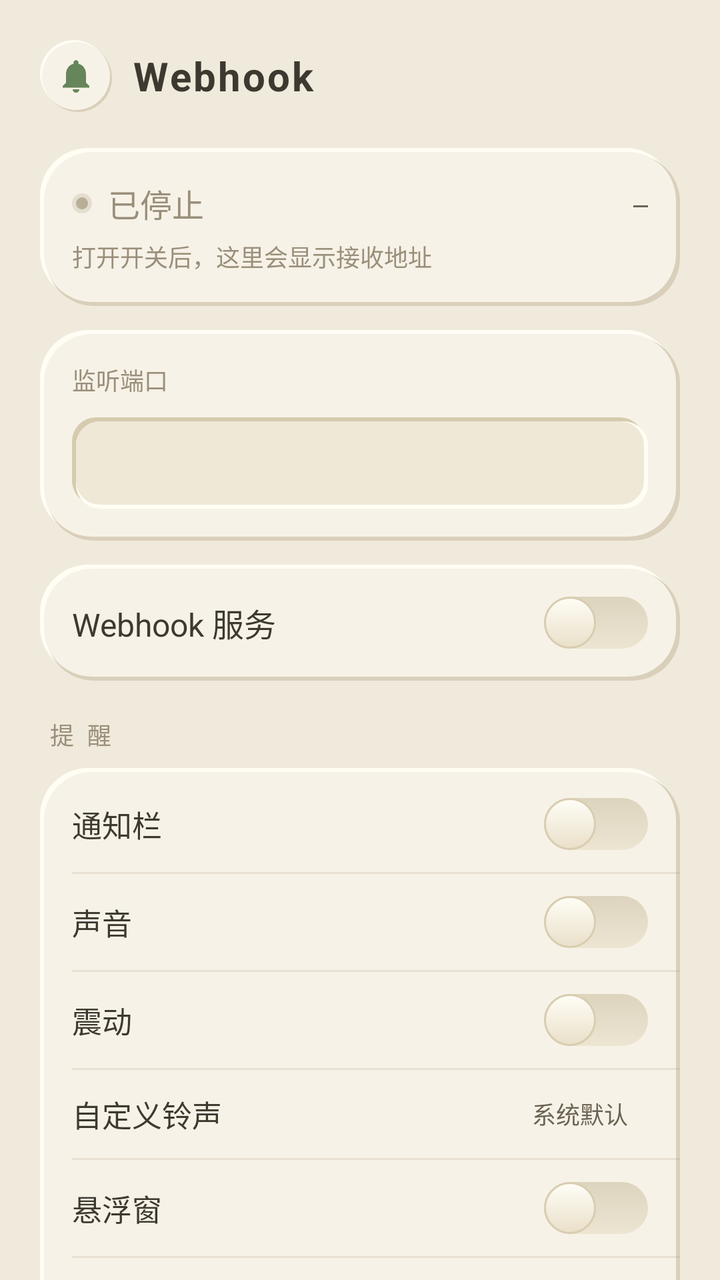
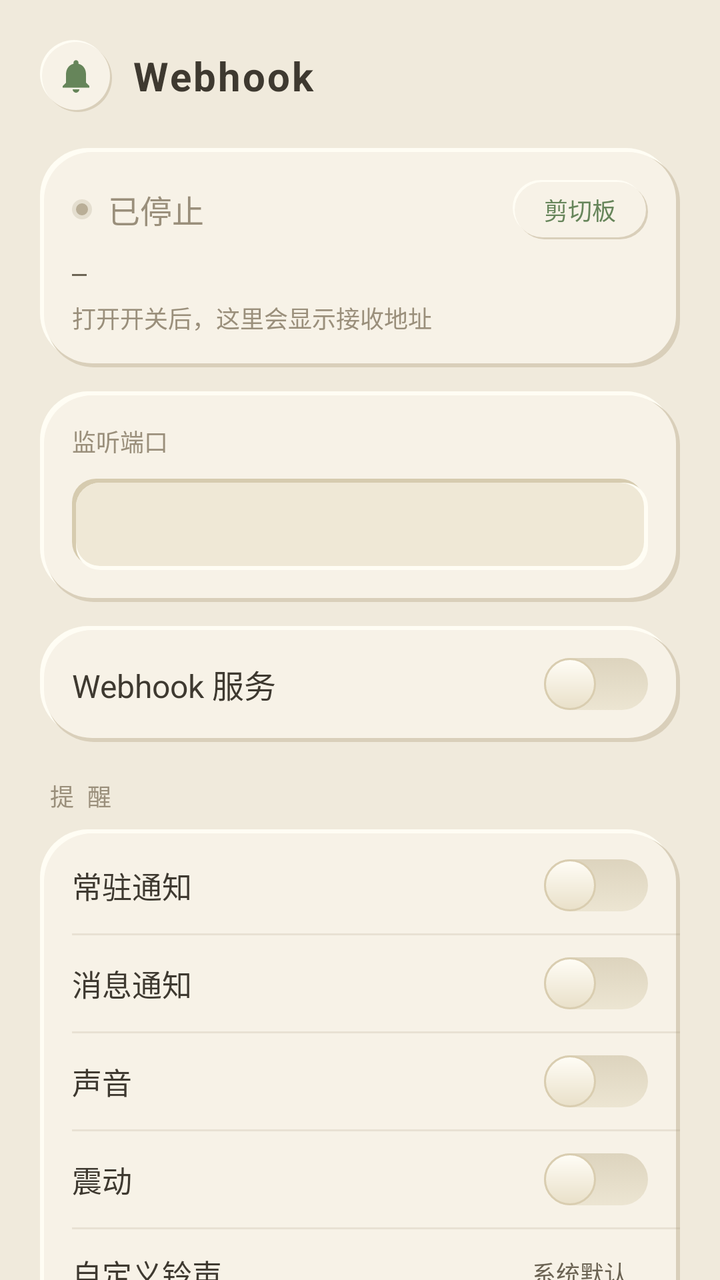

Before-and-after screenshots of an Android layout around one commit, followed by the original layout XML and the change that was made.
<!-- AndroidManifest.xml: application theme AppTheme -->
<!-- res/layout/activity_main.xml -->
<?xml version="1.0" encoding="utf-8"?>
<ScrollView xmlns:android="http://schemas.android.com/apk/res/android"
    android:layout_width="match_parent"
    android:layout_height="match_parent"
    android:fillViewport="true"
    android:scrollbars="none">

    <LinearLayout
        android:layout_width="match_parent"
        android:layout_height="wrap_content"
        android:orientation="vertical"
        android:padding="20dp">

        <LinearLayout
            android:layout_width="match_parent"
            android:layout_height="wrap_content"
            android:orientation="horizontal"
            android:gravity="center_vertical"
            android:paddingBottom="4dp">

            <ImageView
                android:layout_width="36dp"
                android:layout_height="36dp"
                android:background="@drawable/bg_pill"
                android:src="@drawable/ic_notification"
                android:tint="@color/accent_deep"
                android:padding="8dp"/>

            <TextView
                android:layout_width="wrap_content"
                android:layout_height="wrap_content"
                android:layout_marginStart="10dp"
                android:text="Webhook"
                android:textColor="@color/ink"
                android:textSize="20sp"
                android:textStyle="bold"
                android:letterSpacing="0.05"/>
        </LinearLayout>

        <LinearLayout
            android:layout_width="match_parent"
            android:layout_height="wrap_content"
            android:orientation="vertical"
            android:background="@drawable/bg_card"
            android:padding="16dp"
            android:layout_marginTop="14dp">

            <LinearLayout
                android:layout_width="match_parent"
                android:layout_height="wrap_content"
                android:orientation="horizontal"
                android:gravity="center_vertical">

                <View
                    android:id="@+id/led"
                    android:layout_width="10dp"
                    android:layout_height="10dp"
                    android:background="@drawable/led_off"/>

                <TextView
                    android:id="@+id/status"
                    android:layout_width="wrap_content"
                    android:layout_height="wrap_content"
                    android:layout_marginStart="8dp"
                    android:text="已停止"
                    android:textColor="@color/muted"
                    android:textSize="16sp"/>

                <Space
                    android:layout_width="0dp"
                    android:layout_height="1dp"
                    android:layout_weight="1"/>

                <TextView
                    android:id="@+id/badge"
                    android:layout_width="wrap_content"
                    android:layout_height="wrap_content"
                    android:text="—"
                    android:textColor="@color/dark"
                    android:textSize="12sp"
                    android:fontFamily="monospace"/>
            </LinearLayout>

            <TextView
                android:id="@+id/urls"
                android:layout_width="match_parent"
                android:layout_height="wrap_content"
                android:layout_marginTop="6dp"
                android:text="打开开关后，这里会显示接收地址"
                android:textColor="@color/muted"
                android:textSize="12sp"/>
        </LinearLayout>

        <LinearLayout
            android:layout_width="match_parent"
            android:layout_height="wrap_content"
            android:orientation="vertical"
            android:background="@drawable/bg_card"
            android:padding="16dp"
            android:layout_marginTop="12dp">

            <TextView
                android:layout_width="match_parent"
                android:layout_height="wrap_content"
                android:text="监听端口"
                android:textColor="@color/muted"
                android:textSize="12sp"/>

            <EditText
                android:id="@+id/port"
                android:layout_width="match_parent"
                android:layout_height="wrap_content"
                android:layout_marginTop="10dp"
                android:background="@drawable/bg_inset"
                android:padding="12dp"
                android:inputType="number"
                android:maxLength="5"
                android:textSize="16sp"
                android:textColor="@color/ink"/>
        </LinearLayout>

        <LinearLayout
            android:layout_width="match_parent"
            android:layout_height="wrap_content"
            android:orientation="horizontal"
            android:gravity="center_vertical"
            android:background="@drawable/bg_card"
            android:padding="16dp"
            android:layout_marginTop="12dp">

            <TextView
                android:layout_width="0dp"
                android:layout_height="wrap_content"
                android:layout_weight="1"
                android:text="Webhook 服务"
                android:textColor="@color/ink"
                android:textSize="16sp"/>

            <Switch
                android:id="@+id/toggle"
                style="@style/NeoSwitch"
                android:layout_width="wrap_content"
                android:layout_height="wrap_content"/>
        </LinearLayout>

        <TextView
            android:layout_width="wrap_content"
            android:layout_height="wrap_content"
            android:layout_marginTop="18dp"
            android:layout_marginStart="4dp"
            android:text="提 醒"
            android:textColor="@color/muted"
            android:textSize="12sp"
            android:letterSpacing="0.15"/>

        <LinearLayout
            android:layout_width="match_parent"
            android:layout_height="wrap_content"
            android:orientation="vertical"
            android:background="@drawable/bg_card"
            android:paddingTop="4dp"
            android:paddingBottom="4dp"
            android:layout_marginTop="8dp">

            <LinearLayout
                android:layout_width="match_parent"
                android:layout_height="wrap_content"
                android:orientation="horizontal"
                android:gravity="center_vertical"
                android:paddingStart="16dp"
                android:paddingEnd="16dp"
                android:paddingTop="11dp"
                android:paddingBottom="11dp">

                <TextView
                    android:layout_width="0dp"
                    android:layout_height="wrap_content"
                    android:layout_weight="1"
                    android:text="通知栏"
                    android:textColor="@color/ink"
                    android:textSize="15sp"/>

                <Switch
                    android:id="@+id/sw_notify"
                    style="@style/NeoSwitch"
                    android:layout_width="wrap_content"
                    android:layout_height="wrap_content"/>
            </LinearLayout>

            <View
                android:layout_width="match_parent"
                android:layout_height="1dp"
                android:layout_marginStart="16dp"
                android:background="@color/divider"/>

            <LinearLayout
                android:layout_width="match_parent"
                android:layout_height="wrap_content"
                android:orientation="horizontal"
                android:gravity="center_vertical"
                android:paddingStart="16dp"
                android:paddingEnd="16dp"
                android:paddingTop="11dp"
                android:paddingBottom="11dp">

                <TextView
                    android:layout_width="0dp"
                    android:layout_height="wrap_content"
                    android:layout_weight="1"
                    android:text="声音"
                    android:textColor="@color/ink"
                    android:textSize="15sp"/>

                <Switch
                    android:id="@+id/sw_sound"
                    style="@style/NeoSwitch"
                    android:layout_width="wrap_content"
                    android:layout_height="wrap_content"/>
            </LinearLayout>

            <View
                android:layout_width="match_parent"
                android:layout_height="1dp"
                android:layout_marginStart="16dp"
                android:background="@color/divider"/>

            <LinearLayout
                android:layout_width="match_parent"
                android:layout_height="wrap_content"
                android:orientation="horizontal"
                android:gravity="center_vertical"
                android:paddingStart="16dp"
                android:paddingEnd="16dp"
                android:paddingTop="11dp"
                android:paddingBottom="11dp">

                <TextView
                    android:layout_width="0dp"
                    android:layout_height="wrap_content"
                    android:layout_weight="1"
                    android:text="震动"
                    android:textColor="@color/ink"
                    android:textSize="15sp"/>

                <Switch
                    android:id="@+id/sw_vibrate"
                    style="@style/NeoSwitch"
                    android:layout_width="wrap_content"
                    android:layout_height="wrap_content"/>
            </LinearLayout>

            <View
                android:layout_width="match_parent"
                android:layout_height="1dp"
                android:layout_marginStart="16dp"
                android:background="@color/divider"/>

            <LinearLayout
                android:id="@+id/ring_row"
                android:layout_width="match_parent"
                android:layout_height="wrap_content"
                android:orientation="horizontal"
                android:gravity="center_vertical"
                android:paddingStart="16dp"
                android:paddingEnd="16dp"
                android:paddingTop="11dp"
                android:paddingBottom="11dp"
                android:clickable="true"
                android:focusable="true"
                android:foreground="?android:attr/selectableItemBackground">

                <TextView
                    android:layout_width="0dp"
                    android:layout_height="wrap_content"
                    android:layout_weight="1"
                    android:text="自定义铃声"
                    android:textColor="@color/ink"
                    android:textSize="15sp"/>

                <TextView
                    android:id="@+id/ring_val"
                    android:layout_width="wrap_content"
                    android:layout_height="wrap_content"
                    android:layout_marginEnd="10dp"
                    android:text="系统默认"
                    android:textColor="@color/dark"
                    android:textSize="12sp"
                    android:maxLines="1"
                    android:ellipsize="end"
                    android:maxWidth="140dp"/>
            </LinearLayout>

            <View
                android:layout_width="match_parent"
                android:layout_height="1dp"
                android:layout_marginStart="16dp"
                android:background="@color/divider"/>

            <LinearLayout
                android:layout_width="match_parent"
                android:layout_height="wrap_content"
                android:orientation="horizontal"
                android:gravity="center_vertical"
                android:paddingStart="16dp"
                android:paddingEnd="16dp"
                android:paddingTop="11dp"
                android:paddingBottom="11dp">

                <TextView
                    android:layout_width="0dp"
                    android:layout_height="wrap_content"
                    android:layout_weight="1"
                    android:text="悬浮窗"
                    android:textColor="@color/ink"
                    android:textSize="15sp"/>

                <Switch
                    android:id="@+id/sw_float_msg"
                    style="@style/NeoSwitch"
                    android:layout_width="wrap_content"
                    android:layout_height="wrap_content"/>
            </LinearLayout>

            <View
                android:layout_width="match_parent"
                android:layout_height="1dp"
                android:layout_marginStart="16dp"
                android:background="@color/divider"/>

            <LinearLayout
                android:layout_width="match_parent"
                android:layout_height="wrap_content"
                android:orientation="horizontal"
                android:gravity="center_vertical"
                android:paddingStart="16dp"
                android:paddingEnd="16dp"
                android:paddingTop="11dp"
                android:paddingBottom="11dp">

                <TextView
                    android:layout_width="0dp"
                    android:layout_height="wrap_content"
                    android:layout_weight="1"
                    android:text="悬浮球"
                    android:textColor="@color/ink"
                    android:textSize="15sp"/>

                <Switch
                    android:id="@+id/sw_float_ball"
                    style="@style/NeoSwitch"
                    android:layout_width="wrap_content"
                    android:layout_height="wrap_content"/>
            </LinearLayout>

            <View
                android:layout_width="match_parent"
                android:layout_height="1dp"
                android:layout_marginStart="16dp"
                android:background="@color/divider"/>

            <LinearLayout
                android:layout_width="match_parent"
                android:layout_height="wrap_content"
                android:orientation="horizontal"
                android:gravity="center_vertical"
                android:paddingStart="16dp"
                android:paddingEnd="16dp"
                android:paddingTop="11dp"
                android:paddingBottom="11dp">

                <TextView
                    android:layout_width="0dp"
                    android:layout_height="wrap_content"
                    android:layout_weight="1"
                    android:text="语音朗读"
                    android:textColor="@color/ink"
                    android:textSize="15sp"/>

                <Switch
                    android:id="@+id/sw_tts"
                    style="@style/NeoSwitch"
                    android:layout_width="wrap_content"
                    android:layout_height="wrap_content"/>
            </LinearLayout>
        </LinearLayout>

        <TextView
            android:layout_width="wrap_content"
            android:layout_height="wrap_content"
            android:layout_marginTop="18dp"
            android:layout_marginStart="4dp"
            android:text="保 活"
            android:textColor="@color/muted"
            android:textSize="12sp"
            android:letterSpacing="0.15"/>

        <LinearLayout
            android:layout_width="match_parent"
            android:layout_height="wrap_content"
            android:orientation="vertical"
            android:background="@drawable/bg_card"
            android:paddingTop="4dp"
            android:paddingBottom="4dp"
            android:layout_marginTop="8dp">

            <LinearLayout
                android:layout_width="match_parent"
                android:layout_height="wrap_content"
                android:orientation="horizontal"
                android:gravity="center_vertical"
                android:paddingStart="16dp"
                android:paddingEnd="16dp"
                android:paddingTop="11dp"
                android:paddingBottom="11dp">

                <TextView
                    android:layout_width="0dp"
                    android:layout_height="wrap_content"
                    android:layout_weight="1"
                    android:text="开机自启"
                    android:textColor="@color/ink"
                    android:textSize="15sp"/>

                <Switch
                    android:id="@+id/sw_boot"
                    style="@style/NeoSwitch"
                    android:layout_width="wrap_content"
                    android:layout_height="wrap_content"/>
            </LinearLayout>

            <View
                android:layout_width="match_parent"
                android:layout_height="1dp"
                android:layout_marginStart="16dp"
                android:background="@color/divider"/>

            <LinearLayout
                android:layout_width="match_parent"
                android:layout_height="wrap_content"
                android:orientation="horizontal"
                android:gravity="center_vertical"
                android:paddingStart="16dp"
                android:paddingEnd="16dp"
                android:paddingTop="11dp"
                android:paddingBottom="11dp">

                <TextView
                    android:layout_width="0dp"
                    android:layout_height="wrap_content"
                    android:layout_weight="1"
                    android:text="电池优化白名单"
                    android:textColor="@color/ink"
                    android:textSize="15sp"/>

                <TextView
                    android:id="@+id/battery"
                    android:layout_width="wrap_content"
                    android:layout_height="wrap_content"
                    android:background="@drawable/bg_pill"
                    android:paddingStart="14dp"
                    android:paddingEnd="14dp"
                    android:paddingTop="5dp"
                    android:paddingBottom="5dp"
                    android:text="去设置"
                    android:textColor="@color/dark"
                    android:textSize="12sp"
                    android:clickable="true"
                    android:focusable="true"
                    android:foreground="?android:attr/selectableItemBackground"/>
            </LinearLayout>
        </LinearLayout>

        <TextView
            android:layout_width="match_parent"
            android:layout_height="wrap_content"
            android:layout_marginTop="18dp"
            android:text="向 http://手机IP:端口 发送 POST 请求，消息将按上方开关分发到通知栏、声音、悬浮窗、悬浮球与语音朗读。\n\n支持 JSON（自动提取 title / text / message / content 等字段）、表单参数、纯文本。\n\n悬浮窗与悬浮球需在系统设置中授权；部分手机请同时允许「自启动」与「后台运行」。"
            android:textColor="@color/muted"
            android:textSize="12sp"
            android:lineSpacingExtra="4dp"/>
    </LinearLayout>
</ScrollView>
<!-- resources referenced by this layout -->
<resources>
  <color name="accent_deep">#66855A</color>
  <color name="dark">#6B6353</color>
  <color name="divider">#30A6967A</color>
  <color name="ink">#3E3930</color>
  <color name="muted">#9A8F7B</color>
  <!-- drawable bg_card (drawable) -->
  <?xml version="1.0" encoding="utf-8"?>
  <layer-list xmlns:android="http://schemas.android.com/apk/res/android">
      <item android:bottom="3dp" android:right="3dp">
          <shape>
              <corners android:radius="24dp"/>
              <solid android:color="@color/hi"/>
          </shape>
      </item>
      <item android:top="3dp" android:left="3dp">
          <shape>
              <corners android:radius="24dp"/>
              <solid android:color="@color/sh"/>
          </shape>
      </item>
      <item android:top="2dp" android:left="2dp" android:right="2dp" android:bottom="2dp">
          <shape>
              <corners android:radius="24dp"/>
              <solid android:color="@color/card"/>
          </shape>
      </item>
  </layer-list>
  <!-- drawable ic_notification (drawable) -->
  <?xml version="1.0" encoding="utf-8"?>
  <vector xmlns:android="http://schemas.android.com/apk/res/android"
      android:width="24dp" android:height="24dp"
      android:viewportWidth="24" android:viewportHeight="24">
      <path android:fillColor="#FFFFFFFF"
          android:pathData="M12,22c1.1,0 2,-0.9 2,-2h-4c0,1.1 0.9,2 2,2zM18,16v-5c0,-3.07 -1.63,-5.64 -4.5,-6.32v-0.68c0,-0.83 -0.67,-1.5 -1.5,-1.5s-1.5,0.67 -1.5,1.5v0.68C7.64,5.36 6,7.92 6,11v5l-2,2v1h16v-1L18,16z"/>
  </vector>
  <!-- drawable led_off (drawable) -->
  <?xml version="1.0" encoding="utf-8"?>
  <layer-list xmlns:android="http://schemas.android.com/apk/res/android">
      <item>
          <shape android:shape="oval">
              <solid android:color="#4DB9AE97"/>
          </shape>
      </item>
      <item android:top="2dp" android:bottom="2dp" android:left="2dp" android:right="2dp">
          <shape android:shape="oval">
              <solid android:color="#B9AE97"/>
          </shape>
      </item>
  </layer-list>
  <style name="NeoSwitch">
          <item name="android:switchMinWidth">46dp</item>
          <item name="android:thumb">@drawable/switch_thumb</item>
          <item name="android:track">@drawable/switch_track</item>
          <item name="android:thumbOffset">0dp</item>
          <item name="android:showText">false</item>
      </style>
  <style name="AppTheme" parent="@android:style/Theme.Material.Light.NoActionBar">
          <item name="android:windowBackground">@color/bg</item>
          <item name="android:statusBarColor">@color/bg</item>
          <item name="android:navigationBarColor">@color/bg</item>
          <item name="android:windowLightStatusBar">true</item>
      </style>
  <color name="hi">#FFFDF4</color>
  <color name="sh">#D9CFBA</color>
  <color name="card">#F7F2E7</color>
  <color name="recess">#EFE8D6</color>
  <!-- drawable switch_thumb (drawable) -->
  <?xml version="1.0" encoding="utf-8"?>
  <shape xmlns:android="http://schemas.android.com/apk/res/android" android:shape="oval">
      <size android:width="26dp" android:height="26dp"/>
      <gradient android:angle="270" android:startColor="#FFFDF6" android:endColor="#E9E0C9"/>
      <stroke android:width="1dp" android:color="#D9CDB0"/>
  </shape>
  <!-- drawable switch_track (drawable) -->
  <?xml version="1.0" encoding="utf-8"?>
  <selector xmlns:android="http://schemas.android.com/apk/res/android">
      <item android:state_checked="true">
          <shape>
              <size android:width="46dp" android:height="26dp"/>
              <corners android:radius="13dp"/>
              <gradient android:angle="270" android:startColor="#8FAD7E" android:endColor="#67855C"/>
          </shape>
      </item>
      <item>
          <shape>
              <size android:width="46dp" android:height="26dp"/>
              <corners android:radius="13dp"/>
              <gradient android:angle="270" android:startColor="#DDD4BE" android:endColor="#ECE5D2"/>
          </shape>
      </item>
  </selector>
  <color name="bg">#F0EADC</color>
  <!-- unchanged entries left out for length: 2 -->
</resources>

<!-- the commit's change to res/layout/activity_main.xml (unified diff, before → after) -->
@@ -59,27 +59,42 @@
 
                 <TextView
                     android:id="@+id/status"
-                    android:layout_width="wrap_content"
-                    android:layout_height="wrap_content"
+                    android:layout_width="0dp"
+                    android:layout_height="wrap_content"
+                    android:layout_weight="3"
                     android:layout_marginStart="8dp"
                     android:text="已停止"
                     android:textColor="@color/muted"
-                    android:textSize="16sp"/>
-
-                <Space
-                    android:layout_width="0dp"
-                    android:layout_height="1dp"
-                    android:layout_weight="1"/>
-
-                <TextView
-                    android:id="@+id/badge"
-                    android:layout_width="wrap_content"
-                    android:layout_height="wrap_content"
-                    android:text="—"
-                    android:textColor="@color/dark"
+                    android:textSize="16sp"
+                    android:maxLines="1"
+                    android:ellipsize="end"/>
+
+                <TextView
+                    android:id="@+id/clip_btn"
+                    android:layout_width="0dp"
+                    android:layout_height="wrap_content"
+                    android:layout_weight="1"
+                    android:background="@drawable/bg_pill"
+                    android:paddingTop="6dp"
+                    android:paddingBottom="6dp"
+                    android:text="剪切板"
+                    android:gravity="center"
+                    android:textColor="@color/accent_deep"
                     android:textSize="12sp"
-                    android:fontFamily="monospace"/>
-            </LinearLayout>
+                    android:clickable="true"
+                    android:focusable="true"
+                    android:foreground="?android:attr/selectableItemBackground"/>
+            </LinearLayout>
+
+            <TextView
+                android:id="@+id/badge"
+                android:layout_width="wrap_content"
+                android:layout_height="wrap_content"
+                android:layout_marginTop="8dp"
+                android:text="—"
+                android:textColor="@color/dark"
+                android:textSize="12sp"
+                android:fontFamily="monospace"/>
 
             <TextView
                 android:id="@+id/urls"
@@ -176,7 +191,38 @@
                     android:layout_width="0dp"
                     android:layout_height="wrap_content"
                     android:layout_weight="1"
-                    android:text="通知栏"
+                    android:text="常驻通知"
+                    android:textColor="@color/ink"
+                    android:textSize="15sp"/>
+
+                <Switch
+                    android:id="@+id/sw_fgs"
+                    style="@style/NeoSwitch"
+                    android:layout_width="wrap_content"
+                    android:layout_height="wrap_content"/>
+            </LinearLayout>
+
+            <View
+                android:layout_width="match_parent"
+                android:layout_height="1dp"
+                android:layout_marginStart="16dp"
+                android:background="@color/divider"/>
+
+            <LinearLayout
+                android:layout_width="match_parent"
+                android:layout_height="wrap_content"
+                android:orientation="horizontal"
+                android:gravity="center_vertical"
+                android:paddingStart="16dp"
+                android:paddingEnd="16dp"
+                android:paddingTop="11dp"
+                android:paddingBottom="11dp">
+
+                <TextView
+                    android:layout_width="0dp"
+                    android:layout_height="wrap_content"
+                    android:layout_weight="1"
+                    android:text="消息通知"
                     android:textColor="@color/ink"
                     android:textSize="15sp"/>
 
